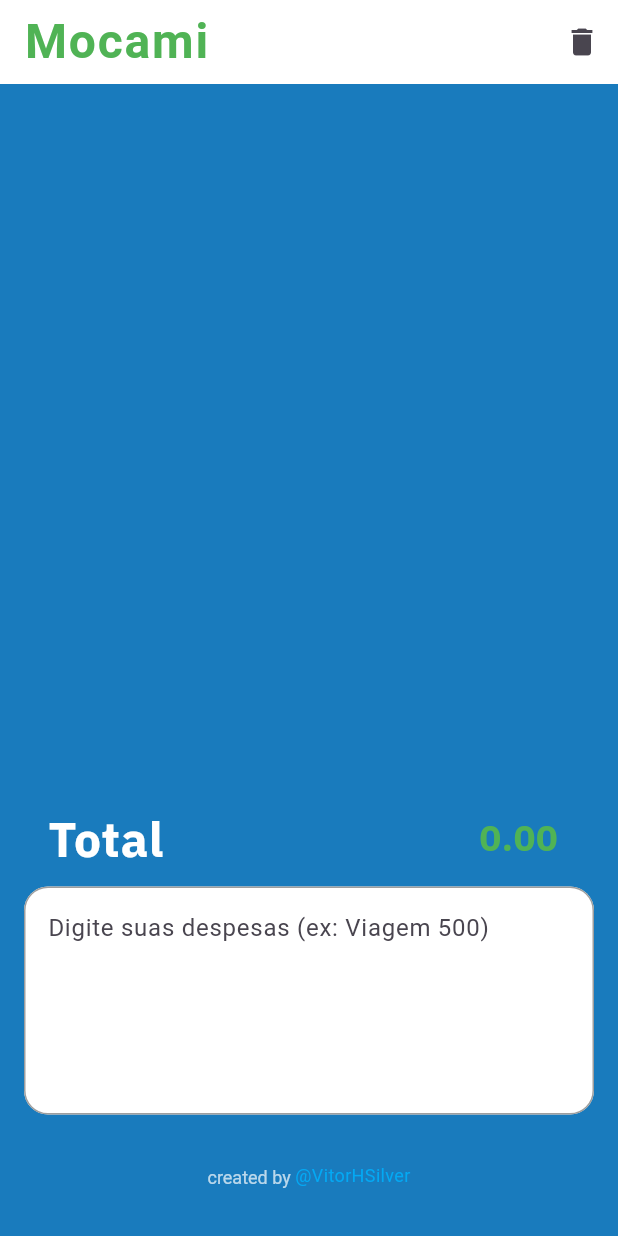
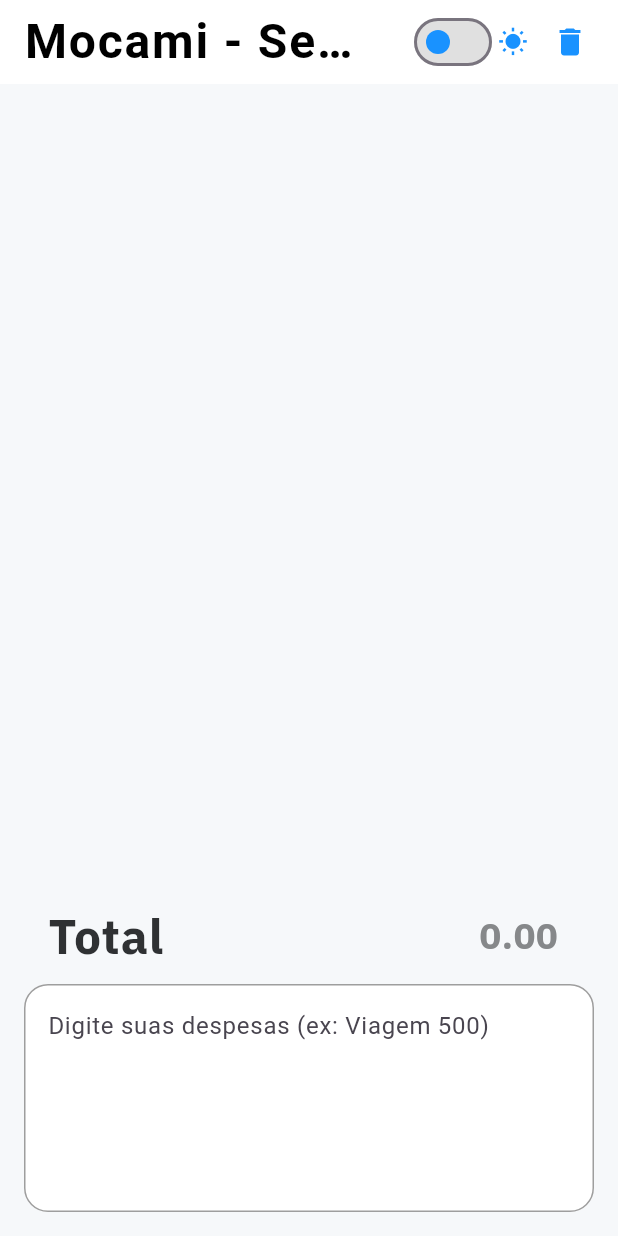
Before and after one commit to VitorHSilver/mocami, a Flutter app: the screen it shows after launch, on a phone screen of 412 x 824 dp. Run offline on Flutter 3.47's test engine with Material 3 defaults, Android fonts, the phone set to English and light mode, and no system bars; our stand-ins replace google_fonts, math_expressions, shared_preferences.

Commit message:
darkMode

```diff
--- /dev/null
+++ b/lib/app_colors.dart
@@ -0,0 +1,19 @@
+import 'package:flutter/material.dart';
+
+class AppColors {
+  static const Color lightBackground = Color(0xFFF6F8FA);
+  static const Color lightAppBar = Color.fromARGB(255, 255, 255, 255);
+  static const Color lightTextPrimary = Color(0xFF86888A);
+  static const Color lightTextSecondary = Color(0xFF2F3133);
+  static const Color lightInputBackground = Colors.white;
+  static const Color lightBorder = Colors.grey;
+  static const Color lightBorderFocus = Color(0xFFF6F8FA);
+
+  static const Color darkBackground = Color(0xFF151B20);
+  static const Color darkAppBar = Color(0xFF1992FF);
+  static const Color darkTextPrimary = Color(0xFF1992FF);
+  static const Color darkTextSecondary = Color(0xFFF6F8FA);
+  static const Color darkInputBackground = Color(0xFF005CB3);
+  static const Color darkBorder = Color(0xFF3A9FF3);
+  static const Color darkBorderFocus = Color(0xFF195B7C);
+}
--- a/lib/calculator.dart
+++ b/lib/calculator.dart
@@ -6,8 +6,14 @@
 import 'services/storage_service.dart';
 import 'package:google_fonts/google_fonts.dart';
 import 'footer.dart';
+import 'app_colors.dart';
 
 class Calculator extends StatefulWidget {
+  final VoidCallback toggleTheme;
+  final bool isDarkMode;
+
+  const Calculator({Key? key, required this.toggleTheme, required this.isDarkMode}) : super(key: key);
+
   @override
   _CalculatorState createState() => _CalculatorState();
 }
@@ -37,6 +43,7 @@
       _saveData();
     });
   }
+
 
   void _saveData() async {
     setState(() {
@@ -82,21 +89,44 @@
   @override
   Widget build(BuildContext context) {
     return Scaffold(
-      backgroundColor: Color.fromARGB(255, 25, 123, 189),
       appBar: AppBar(
-        backgroundColor: Color.fromARGB(255, 255, 255, 255),
         title: Text(
-          'Mocami ',
+          'Mocami - Seu gerenciador de despesas',
           style: GoogleFonts.roboto(
-            color: Color.fromARGB(255, 80, 179, 85),
             fontWeight: FontWeight.bold,
             letterSpacing: 1.2,
             fontSize: 32,
           ),
         ),
         actions: [
+          Padding(
+            padding: const EdgeInsets.all(8.0),
+            child: Row(
+              children: [
+                Switch(
+                value: widget.isDarkMode,
+                onChanged: (value) {
+                  widget.toggleTheme();
+                },
+                activeColor: const Color.fromARGB(255, 255, 255, 255),
+                activeTrackColor: Colors.grey[800],
+                inactiveThumbColor: AppColors.darkAppBar,
+                inactiveTrackColor: Colors.grey[300],
+              ),
+              Row(
+                children: [
+                  Icon(
+                    widget.isDarkMode ? Icons.brightness_2 : Icons.wb_sunny,
+                    color: widget.isDarkMode ? Colors.white : AppColors.darkAppBar,
+                    size: 20,
+                  ),
+                  SizedBox(width: 4),
+                ],
+              ),
                 IconButton(
-            icon: Icon(Icons.delete),
+                  icon: Icon(Icons.delete,
+                  color: widget.isDarkMode ? Colors.white : AppColors.darkAppBar,
+                  ),
                   tooltip: 'Limpar lista de dados',
                   onPressed: () async {
                     setState(() {
@@ -105,10 +135,13 @@
                       _textController.clear();
                     });
                     await StorageService.clearAll();
-              ScaffoldMessenger.of(
-                context,
-              ).showSnackBar(SnackBar(content: Text('Dados limpos!')));
+                    ScaffoldMessenger.of(context).showSnackBar(
+                      SnackBar(content: Text('Dados limpos!')),
+                    );
                   },
+                ),
+              ],
+            ),
           ),
         ],
       ),
@@ -126,7 +159,9 @@
               style: GoogleFonts.roboto(
                 fontSize: 20,
                 fontWeight: FontWeight.w500,
-                        color: Colors.white,
+                color: widget.isDarkMode
+                ? AppColors.darkTextPrimary
+                : AppColors.lightTextPrimary,
               ),
             ),
                 trailing: Text(
@@ -136,7 +171,9 @@
                     style: GoogleFonts.roboto(
                     fontSize: 20,
                     fontWeight: FontWeight.w500,
-                        color: Colors.white70,
+                    color: widget.isDarkMode
+                    ? AppColors.darkTextSecondary
+                    : AppColors.lightTextSecondary,
                   ),
                 ),
                 );
@@ -147,17 +184,21 @@
               title: Text(
               'Total',
                style: GoogleFonts.ibmPlexSans(
-                  fontWeight: FontWeight.bold,
+                fontWeight: FontWeight.bold ,
                 fontSize: 32,
-                  color: Colors.white,
+                color: widget.isDarkMode
+                ? AppColors.darkTextSecondary
+                : AppColors.lightTextSecondary,
                 ),
               ),
               trailing: Text(
               total.toStringAsFixed(2),
                 style: GoogleFonts.ibmPlexSans(
                 fontWeight: FontWeight.bold,
-                  color: Color.fromARGB(255, 80, 179, 85),
                 fontSize: 24,
+                color: widget.isDarkMode
+                ? AppColors.darkTextPrimary
+                : AppColors.lightTextPrimary,
                 ),
               ),
               onTap: () {
@@ -184,10 +225,7 @@
               ),
               focusedBorder: OutlineInputBorder(
                 borderRadius: BorderRadius.circular(16.0),
-                  borderSide: BorderSide(
-                    color: Color.fromARGB(255, 25, 123, 189),
-                    width: 2,
-                  ),
+                borderSide: BorderSide(color: Color.fromARGB(255, 25, 123, 189), width: 2),
               ),
               hintText: 'Digite suas despesas (ex: Viagem 500)',
               suffixIcon: _isSaving
@@ -205,8 +243,6 @@
               _onInputChanged(value);
               },
             ),
-            const SizedBox(height: 16.0),
-            const Footer(),
           ],
         ),
       ),
--- a/lib/main.dart
+++ b/lib/main.dart
@@ -1,15 +1,106 @@
 import 'package:flutter/material.dart';
 import 'calculator.dart';
+import 'app_colors.dart';
+import 'package:shared_preferences/shared_preferences.dart';
+
 void main() {
   runApp(MeuApp());
 }
 
-class MeuApp extends StatelessWidget {
+class MeuApp extends StatefulWidget {
+  @override
+  _MeuAppState createState() => _MeuAppState();
+}
+
+class _MeuAppState extends State<MeuApp> {
+  bool _isDarkMode = false;
+
+ @override
+  void initState() {
+    super.initState();
+    _loadThemePreference();
+  }
+
+  // ✅ Carregar preferência salva
+  void _loadThemePreference() async {
+    final prefs = await SharedPreferences.getInstance();
+    setState(() {
+      _isDarkMode = prefs.getBool('isDarkMode') ?? false; // Default: modo claro
+    });
+  }
+
+  void _toggleTheme() async {
+    final prefs = await SharedPreferences.getInstance();
+    setState(() {
+      _isDarkMode = !_isDarkMode;
+      prefs.setBool('isDarkMode', _isDarkMode);
+    });
+  }
+
   @override
   Widget build(BuildContext context) {
     return MaterialApp(
-      title: 'Calculadora Mocami',
-      home: Calculator(),
+      title: 'Mocami',
+      theme: _isDarkMode ? _darkTheme : _lightTheme,
+      home: Calculator(toggleTheme: _toggleTheme, isDarkMode: _isDarkMode),
     );
   }
+
+  static final ThemeData _lightTheme = ThemeData(
+    primaryColor: AppColors.darkBackground,
+    scaffoldBackgroundColor: AppColors.lightBackground,
+    appBarTheme: AppBarTheme(
+      backgroundColor: AppColors.lightAppBar,
+      foregroundColor: Colors.black,
+    ),
+    textTheme: TextTheme(
+      bodyLarge: TextStyle(color: AppColors.lightTextPrimary),
+      bodyMedium: TextStyle(color: AppColors.lightTextPrimary),
+    ),
+    inputDecorationTheme: InputDecorationTheme(
+      filled: true,
+      fillColor: AppColors.lightInputBackground,
+        border:OutlineInputBorder(
+          borderRadius: BorderRadius.circular(16.0),
+          borderSide: BorderSide(color: AppColors.lightBorder),
+        ),
+        enabledBorder: OutlineInputBorder(
+          borderRadius: BorderRadius.circular(16.0),
+          borderSide: BorderSide(color: AppColors.lightBorder),
+        ),
+        focusedBorder: OutlineInputBorder(
+          borderRadius: BorderRadius.circular(16.0),
+          borderSide: BorderSide(color: AppColors.lightBorderFocus, width: 2),
+        ),
+    ),
+  );
+
+  static final ThemeData _darkTheme = ThemeData(
+    primaryColor: AppColors.darkBackground,
+    scaffoldBackgroundColor: AppColors.darkBackground,
+    appBarTheme: AppBarTheme(
+      backgroundColor: AppColors.darkAppBar,
+      foregroundColor: Colors.white,
+    ),
+    textTheme: TextTheme(
+      bodyLarge: TextStyle(color: AppColors.darkTextPrimary),
+      bodyMedium: TextStyle(color: AppColors.darkTextPrimary),
+    ),
+    inputDecorationTheme: InputDecorationTheme(
+      filled: true,
+      fillColor: AppColors.darkInputBackground,
+        border:OutlineInputBorder(
+          borderRadius: BorderRadius.circular(16.0),
+          borderSide: BorderSide(color: AppColors.darkBorder),
+        ),
+        enabledBorder: OutlineInputBorder(
+          borderRadius: BorderRadius.circular(16.0),
+          borderSide: BorderSide(color: AppColors.darkBorder),
+        ),
+        focusedBorder: OutlineInputBorder(
+          borderRadius: BorderRadius.circular(16.0),
+          borderSide: BorderSide(color: AppColors.darkBorderFocus, width: 2),
+        ),
+    ),
+  );
 }
```
Also changed, not shown: pubspec.yaml (+29 -21 lines), pubspec.lock, 1 other file. Lines whose indentation alone changed are shown as unchanged.
